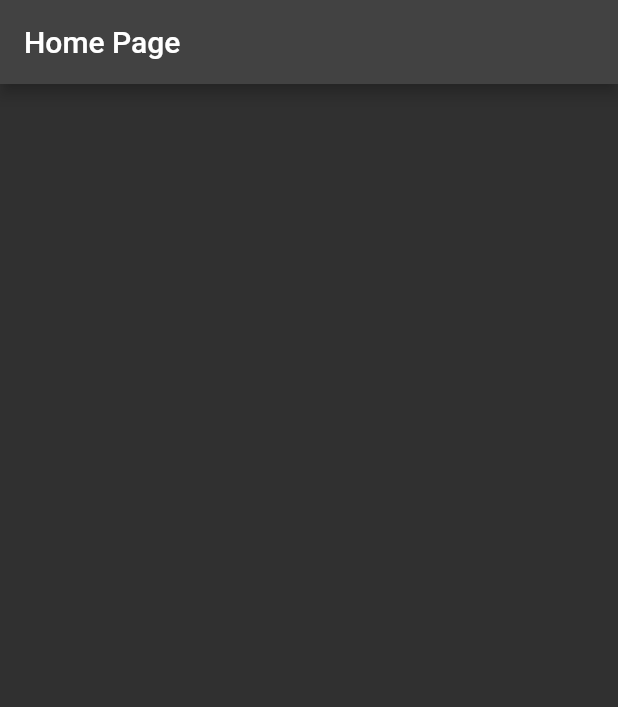
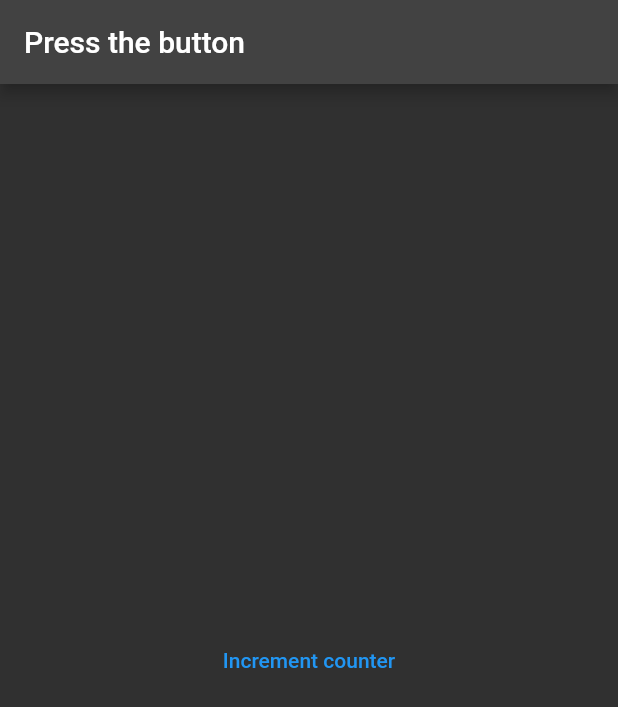
Before and after one commit to Manuelkpatsu/riverpod_counter_app, a Flutter app: the screen it shows after launch, on a phone screen of 412 x 824 dp. Shown: the top 707 px of the screen. Run offline on Flutter 3.47's test engine with Material 2 defaults, Android fonts, the phone set to English and light mode, and no system bars; our stand-ins replace hooks_riverpod.

Commit message:
Display counter on UI

```diff
--- a/lib/main.dart
+++ b/lib/main.dart
@@ -20,7 +20,6 @@ class Counter extends StateNotifier<int?> {
   Counter() : super(null);
 
   void increment() => state = state == null ? 1 : state + 1;
-  int? get value => state;
 }
 
 final counterProvider = StateNotifierProvider<Counter, int?>((ref) => Counter());
@@ -50,7 +49,21 @@ class HomePage extends ConsumerWidget {
   @override
   Widget build(BuildContext context, WidgetRef ref) {
     return Scaffold(
-      appBar: AppBar(title: const Text('Home Page')),
+      appBar: AppBar(
+        title: Consumer(
+          builder: (context, ref, child) {
+            final count = ref.watch(counterProvider);
+
+            return Text(count == null ? 'Press the button' : count.toString());
+          },
+        ),
+      ),
+      body: Center(
+        child: TextButton(
+          onPressed: ref.read(counterProvider.notifier).increment,
+          child: const Text('Increment counter'),
+        ),
+      ),
     );
   }
 }
```
